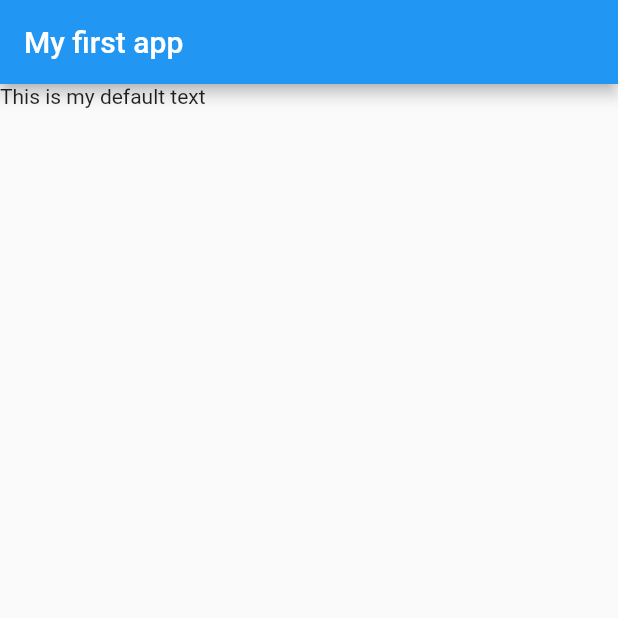
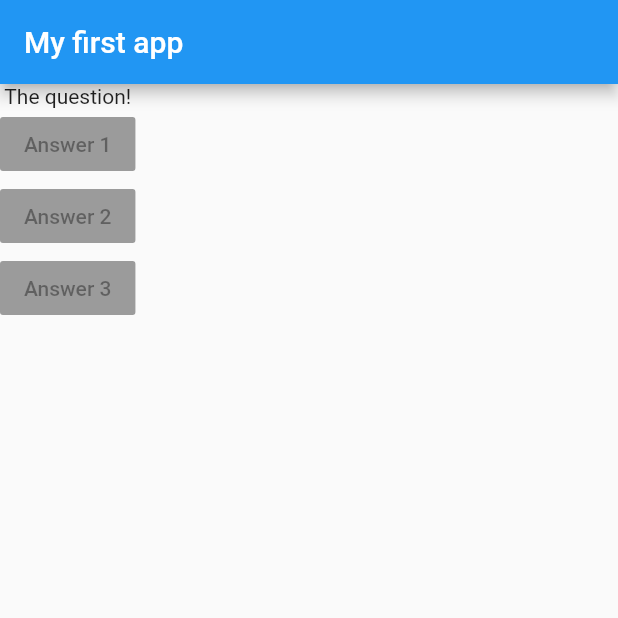
Before and after one commit to Gimhana-Dissanayake/flutter_practise_app, a Flutter app: the screen it shows after launch, on a phone screen of 412 x 824 dp, the top half of it. Run offline on Flutter 3.47's test engine with Material 2 defaults, Android fonts, the light colour scheme and no system bars.

Commit message:
32.adding layout widgets

```diff
--- a/lib/main.dart
+++ b/lib/main.dart
@@ -9,12 +9,23 @@ void main() => runApp(MyApp());
 class MyApp extends StatelessWidget {
   @override
   Widget build(BuildContext context) {
+    var questions = [
+      'What\'s your favourite color?',
+      'What\'s your favourite animal?',
+    ];
+
     return new MaterialApp(
-      home:Scaffold(
-        appBar:new AppBar(
-          title: new Text('My first app'),),
-        body: Text('This is my default text'),
+      home: Scaffold(
+        appBar: new AppBar(
+          title: new Text('My first app'),
         ),
-      );
+        body: Column(children: <Widget>[
+          Text('The question!'),
+          RaisedButton(child:Text('Answer 1'), onPressed: null,),
+          RaisedButton(child:Text('Answer 2'), onPressed: null,),
+          RaisedButton(child:Text('Answer 3'), onPressed: null,)
+        ]),
+      ),
+    );
   }
 }
```
